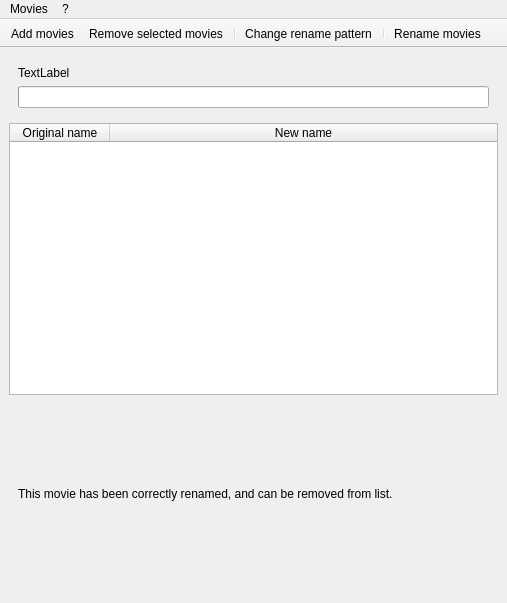
The window that src/main_window.ui (albemala/almoviesrenamer) describes before a commit, drawn with Qt 5.
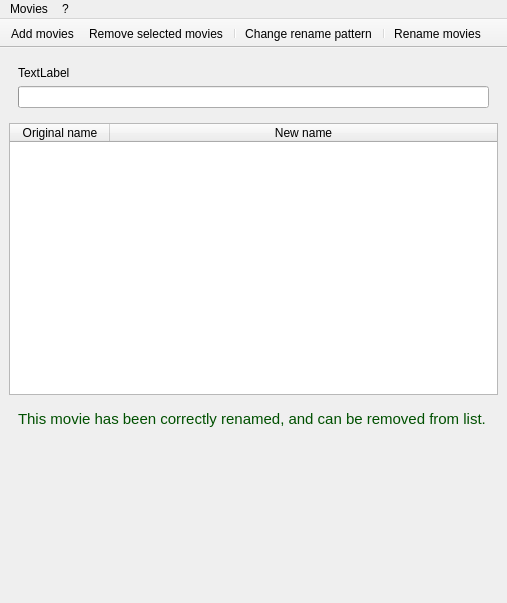
The same window after the commit. The open tabs and pages were chosen to show the change. Icons and pictures are not drawn.

Commit message:
fixed a bug with renamed movies
small optimization on movie selection

added colors to renaming states labels

What changed in the file:
```diff
--- a/src/main_window.ui
+++ b/src/main_window.ui
@@ -338,7 +338,11 @@
         <item>
          <widget class="QLabel" name="label_3">
           <property name="text">
-           <string>This movie has been correctly renamed, and can be removed from list.</string>
+           <string>&lt;!DOCTYPE HTML PUBLIC &quot;-//W3C//DTD HTML 4.0//EN&quot; &quot;http://www.w3.org/TR/REC-html40/strict.dtd&quot;&gt;
+&lt;html&gt;&lt;head&gt;&lt;meta name=&quot;qrichtext&quot; content=&quot;1&quot; /&gt;&lt;style type=&quot;text/css&quot;&gt;
+p, li { white-space: pre-wrap; }
+&lt;/style&gt;&lt;/head&gt;&lt;body style=&quot; font-family:'Ubuntu'; font-size:11pt; font-weight:400; font-style:normal;&quot;&gt;
+&lt;p style=&quot; margin-top:0px; margin-bottom:0px; margin-left:0px; margin-right:0px; -qt-block-indent:0; text-indent:0px;&quot;&gt;&lt;span style=&quot; color:#005000;&quot;&gt;This movie has been correctly renamed, and can be removed from list.&lt;/span&gt;&lt;/p&gt;&lt;/body&gt;&lt;/html&gt;</string>
           </property>
          </widget>
         </item>
@@ -347,6 +351,12 @@
           <property name="orientation">
            <enum>Qt::Vertical</enum>
           </property>
+          <property name="sizeHint" stdset="0">
+           <size>
+            <width>0</width>
+            <height>0</height>
+           </size>
+          </property>
          </spacer>
         </item>
        </layout>
```
Left out of the diff: 14 changed lines with no effect on the pictures. The commit also changes 3 other files.
